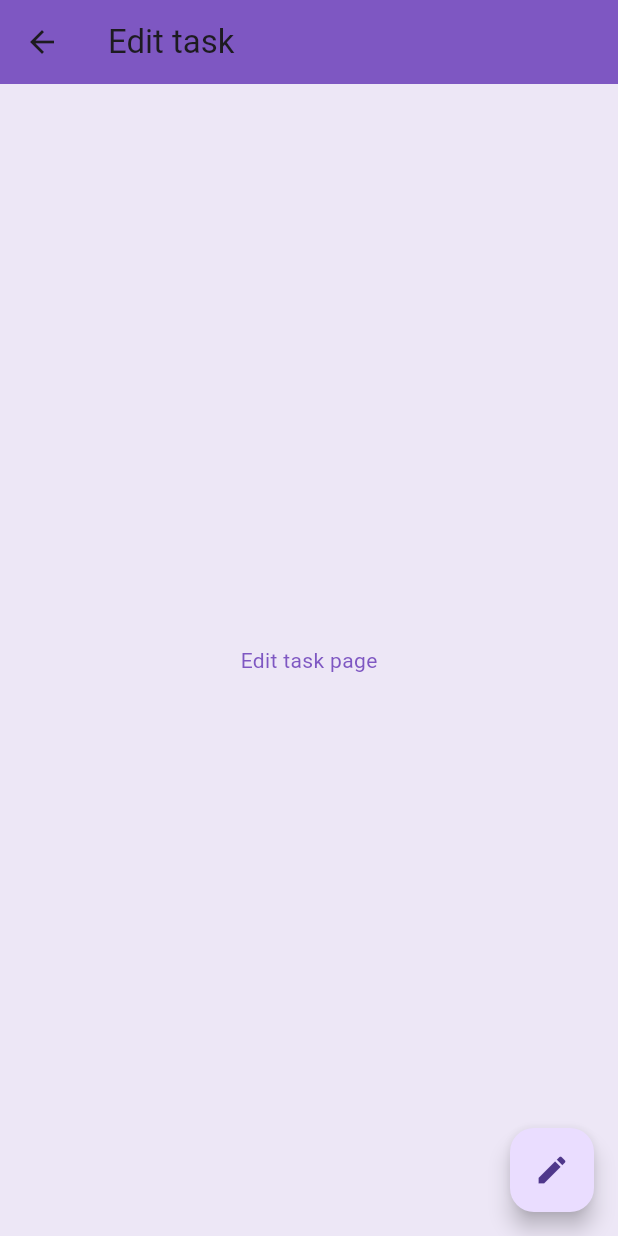
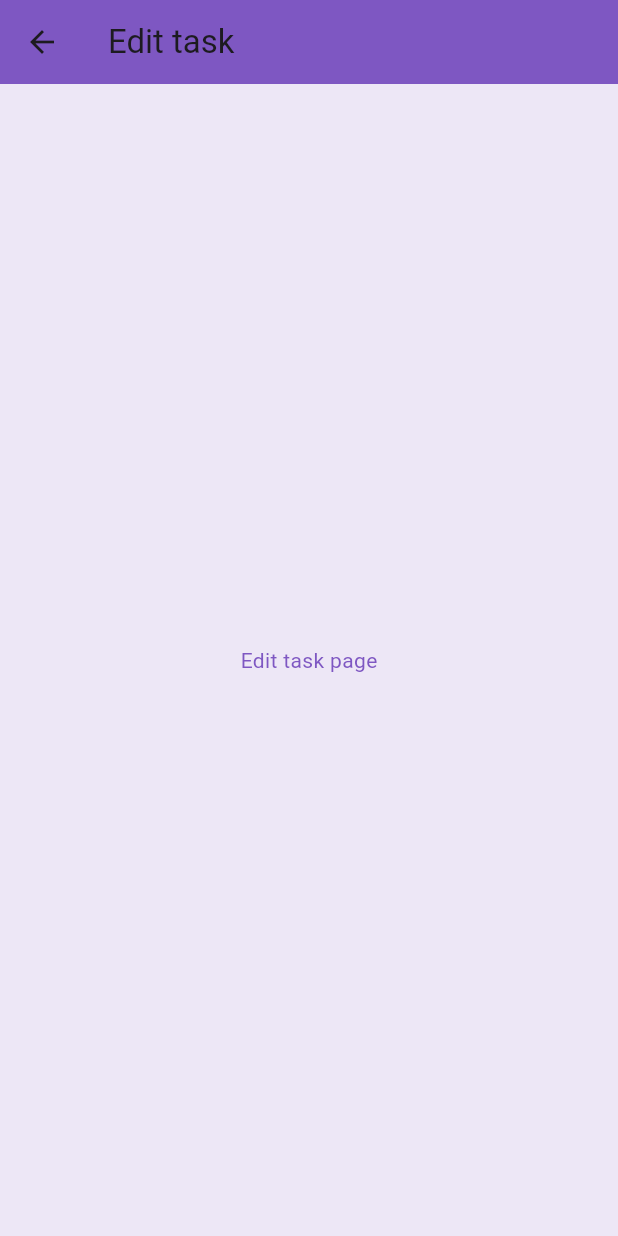
Before and after one commit to BS23-Flutter-Bootcamp/flutter_task_manager, a Flutter app: the screen it shows after launch, after a tap on an icon or button, on a phone screen of 412 x 824 dp. Run offline on Flutter 3.47's test engine with Material 3 defaults, Android fonts, the phone set to English and light mode, and no system bars; our stand-ins replace go_router, lottie.

Commit message:
Remove unused edit button and change add task button

```diff
--- a/lib/view/edit_task_screen.dart
+++ b/lib/view/edit_task_screen.dart
@@ -25,12 +25,6 @@ class EditTaskScreen extends StatelessWidget {
         padding: const EdgeInsets.all(16.0),
         child: Center(child: Text('Edit task page')),
       ),
-      floatingActionButton: FloatingActionButton(
-        onPressed: () {
-          context.go(RouteNames.editTaskSceen);
-        },
-        child: Icon(Icons.edit),
-      ),
     );
   }
 }
--- a/lib/view/task_list_screen.dart
+++ b/lib/view/task_list_screen.dart
@@ -65,7 +65,7 @@ class TaskListScreen extends StatelessWidget {
         },
         backgroundColor: Theme.of(context).primaryColor,
         child: Icon(
-          Icons.add_task_sharp,
+          Icons.add,
           color: Theme.of(context).iconTheme.color,
         ),
       ),
```
